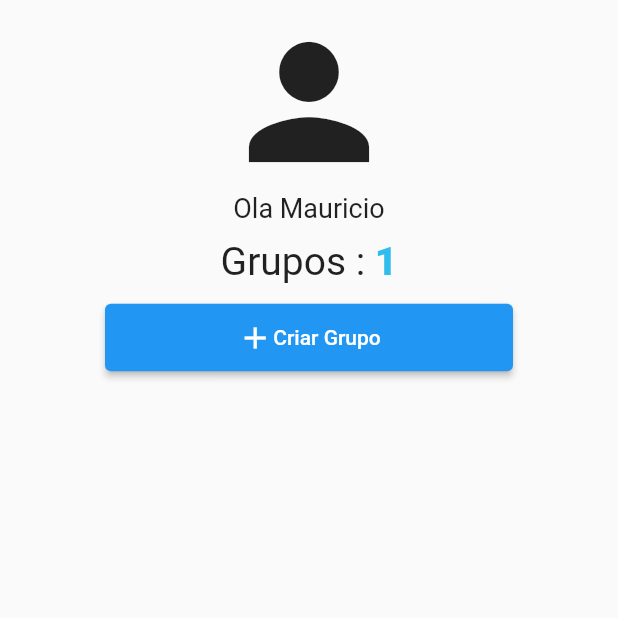
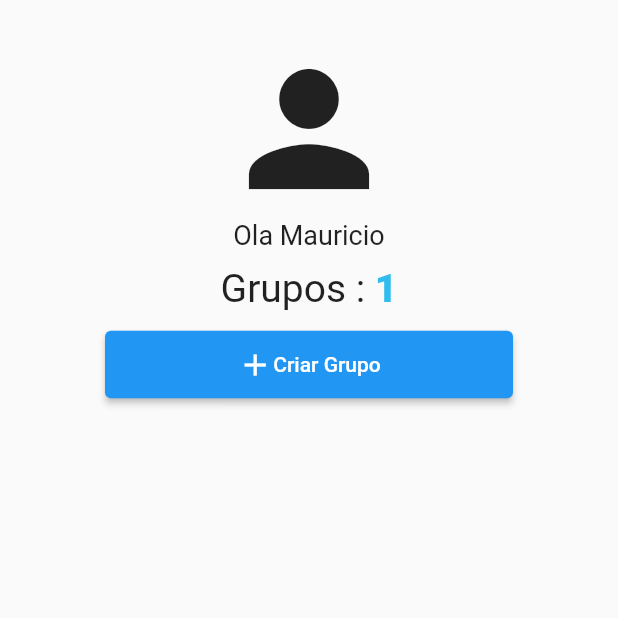
Before and after one commit to Rafael-Franchini/Gerenciador-de-projetos, a Flutter app: the screen it shows after launch, after a tap on "Login", on a phone screen of 412 x 824 dp, the top half of it. Run offline on Flutter 3.47's test engine with Material 2 defaults, Android fonts, the phone set to English and light mode, and no system bars.

Commit message:
criacao de arquivos

```diff
--- a/gerenciadorprojetos/lib/main.dart
+++ b/gerenciadorprojetos/lib/main.dart
@@ -1,4 +1,5 @@
 import 'package:flutter/material.dart';
+import 'package:gerenciadorprojetos/pages/criagrupo.dart';
 import 'package:gerenciadorprojetos/pages/grupos.dart';
 import 'package:gerenciadorprojetos/pages/registrar.dart';
 import 'package:gerenciadorprojetos/pages/tela_login.dart';
@@ -18,6 +19,7 @@ class MyApp extends StatelessWidget {
         '/registrar': (context) => Registrar(),
         '/login': (context) => TelaLogin(),
         '/grupos': (context) => Grupos(),
+        '/criagrupo': (context) => CriaGrupo(),
       },
     );
   }
--- a/gerenciadorprojetos/lib/pages/grupos.dart
+++ b/gerenciadorprojetos/lib/pages/grupos.dart
@@ -13,15 +13,16 @@ class _GruposState extends State<Grupos> {
   int ngrup = 1;
   Widget build(BuildContext context) {
     return Scaffold(
-      body: ListView(
-        children: [
-          Padding(
+      body: Padding(
         padding: const EdgeInsets.all(8.0),
         child: Column(
           children: [
-                Icon(
+            Padding(
+              padding: const EdgeInsets.only(top: 18.0),
+              child: Icon(
                 Icons.person,
                 size: 120,
+              ),
             ),
             Text(
               "Ola $usuario",
@@ -57,7 +58,9 @@ class _GruposState extends State<Grupos> {
                 vertical: 12,
               ),
               child: ElevatedButton(
-                    onPressed: () {},
+                onPressed: () {
+                  Navigator.of(context).pushNamed('/criagrupo');
+                },
                 child: SizedBox(
                   height: 45,
                   child: Row(
@@ -73,8 +76,6 @@ class _GruposState extends State<Grupos> {
           ],
         ),
       ),
-        ],
-      ),
     );
   }
 }
```
Also changed, not shown: gerenciadorprojetos/lib/pages/criagrupo.dart (added, +12 -0 lines). Lines whose indentation alone changed are shown as unchanged.
